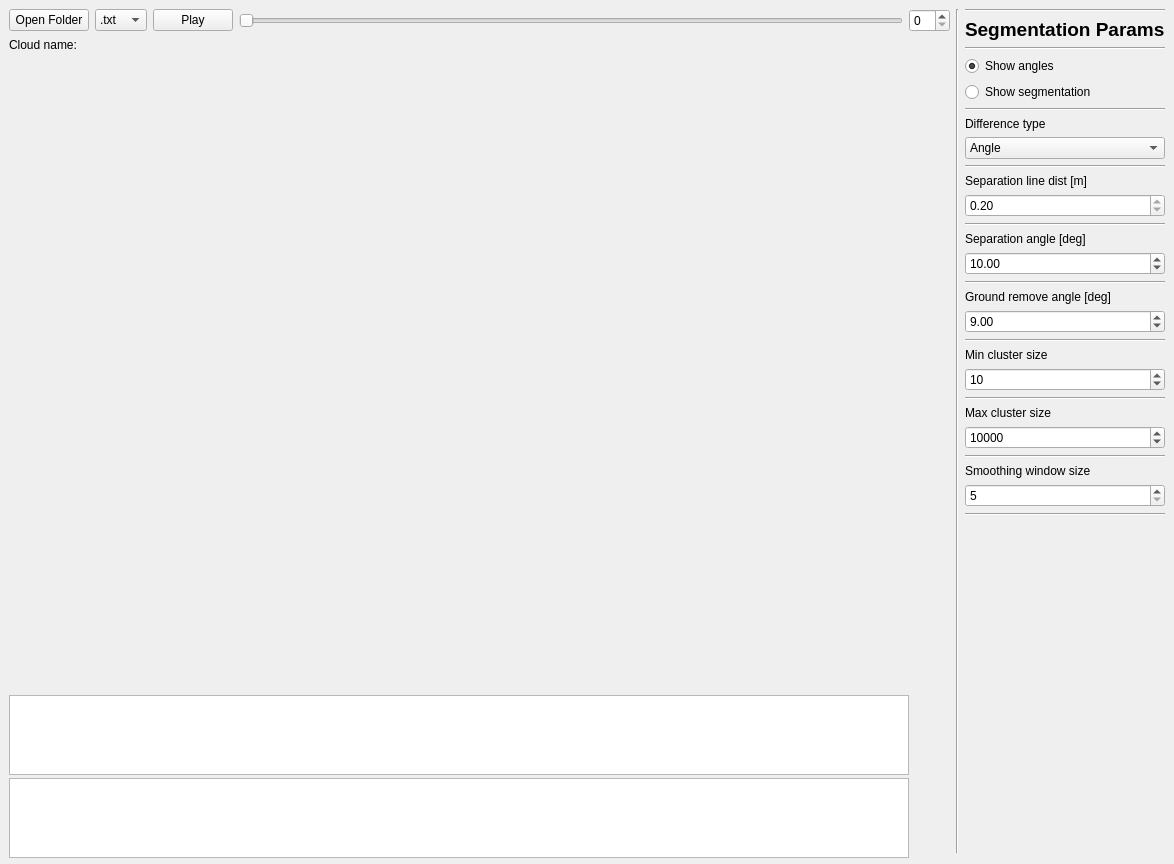
PRBonn/depth_clustering, file src/qt/widgets/ui/opengl_folder_player.ui: the form before one commit.
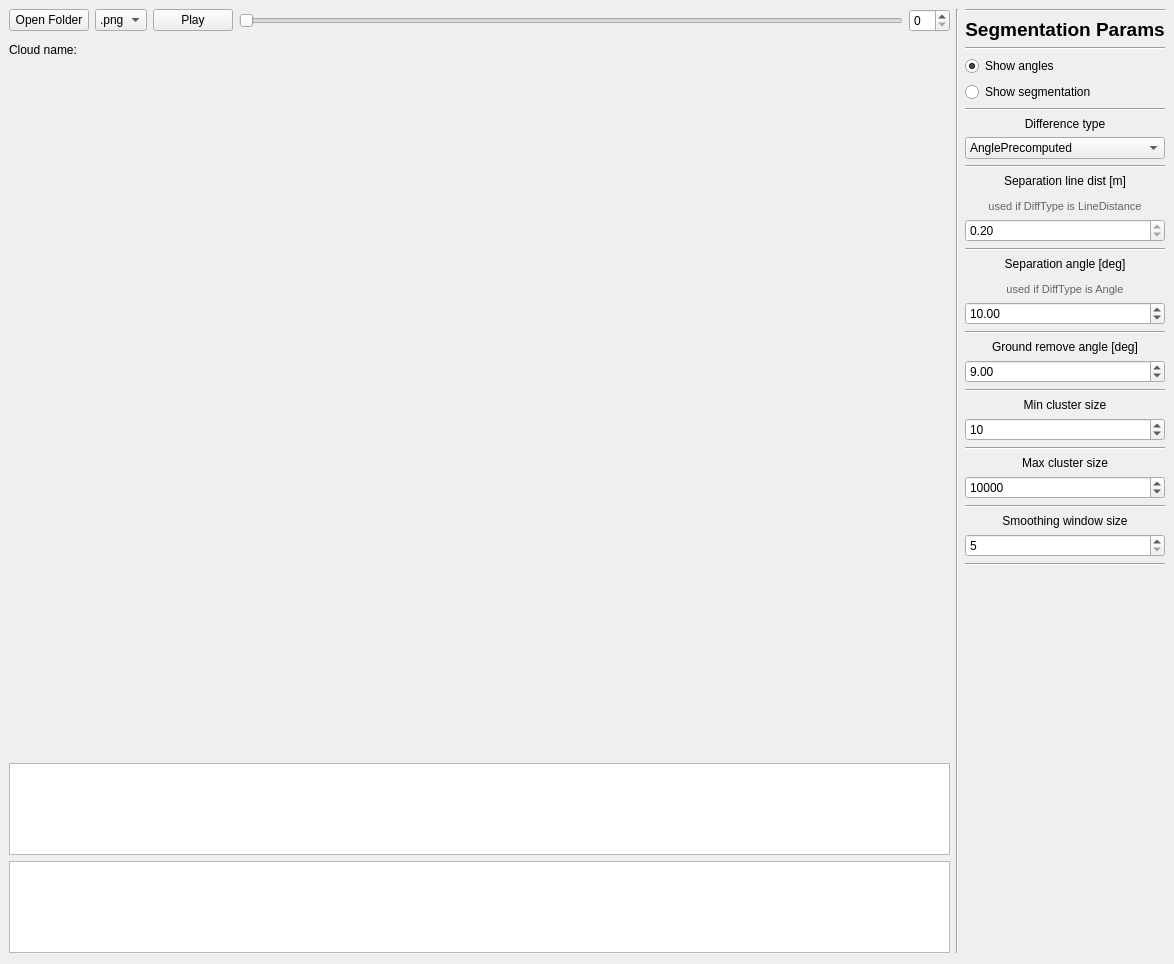
The form after the commit. Custom widgets are drawn as their Qt base class.

```diff
--- a/src/qt/widgets/ui/opengl_folder_player.ui
+++ b/src/qt/widgets/ui/opengl_folder_player.ui
@@ -7,7 +7,7 @@
     <x>0</x>
     <y>0</y>
     <width>1174</width>
-    <height>864</height>
+    <height>964</height>
    </rect>
   </property>
   <property name="sizePolicy">
@@ -40,6 +40,9 @@
      </item>
      <item>
       <widget class="QComboBox" name="cmb_extension">
+       <property name="currentIndex">
+        <number>2</number>
+       </property>
        <item>
         <property name="text">
          <string>.txt</string>
@@ -87,7 +90,7 @@
     </layout>
    </item>
    <item row="1" column="0">
-    <layout class="QVBoxLayout" name="ver_layout_vis" stretch="0,0,0,0">
+    <layout class="QVBoxLayout" name="ver_layout_vis" stretch="1,30,4,4">
      <item>
       <layout class="QHBoxLayout" name="horizontalLayout" stretch="1,4">
        <property name="sizeConstraint">
@@ -137,7 +140,7 @@
      <item>
       <widget class="QGraphicsView" name="gfx_labels">
        <property name="sizePolicy">
-        <sizepolicy hsizetype="Expanding" vsizetype="Minimum">
+        <sizepolicy hsizetype="MinimumExpanding" vsizetype="MinimumExpanding">
          <horstretch>0</horstretch>
          <verstretch>0</verstretch>
         </sizepolicy>
@@ -150,8 +153,8 @@
        </property>
        <property name="maximumSize">
         <size>
-         <width>870</width>
-         <height>64</height>
+         <width>16777215</width>
+         <height>16777215</height>
         </size>
        </property>
       </widget>
@@ -159,7 +162,7 @@
      <item>
       <widget class="QGraphicsView" name="gfx_projection_view">
        <property name="sizePolicy">
-        <sizepolicy hsizetype="Expanding" vsizetype="Minimum">
+        <sizepolicy hsizetype="MinimumExpanding" vsizetype="MinimumExpanding">
          <horstretch>0</horstretch>
          <verstretch>0</verstretch>
         </sizepolicy>
@@ -172,8 +175,8 @@
        </property>
        <property name="maximumSize">
         <size>
-         <width>880</width>
-         <height>70</height>
+         <width>16777215</width>
+         <height>16777215</height>
         </size>
        </property>
       </widget>
@@ -199,7 +202,7 @@
         </font>
        </property>
        <property name="text">
-        <string>Segmentation Params</string>
+        <string>&lt;html&gt;&lt;head/&gt;&lt;body&gt;&lt;p align=&quot;center&quot;&gt;Segmentation Params&lt;/p&gt;&lt;/body&gt;&lt;/html&gt;</string>
        </property>
        <property name="textFormat">
         <enum>Qt::AutoText</enum>
@@ -240,12 +243,15 @@
      <item>
       <widget class="QLabel" name="label_5">
        <property name="text">
-        <string>Difference type</string>
+        <string>&lt;html&gt;&lt;head/&gt;&lt;body&gt;&lt;p align=&quot;center&quot;&gt;Difference type&lt;/p&gt;&lt;/body&gt;&lt;/html&gt;</string>
        </property>
       </widget>
      </item>
      <item>
       <widget class="QComboBox" name="cmb_diff_type">
+       <property name="currentIndex">
+        <number>1</number>
+       </property>
        <item>
         <property name="text">
          <string>Angle</string>
@@ -283,7 +289,7 @@
      <item>
       <widget class="QLabel" name="label_6">
        <property name="text">
-        <string>Separation line dist [m]</string>
+        <string>&lt;html&gt;&lt;head/&gt;&lt;body&gt;&lt;p align=&quot;center&quot;&gt;Separation line dist [m]&lt;/p&gt;&lt;p align=&quot;center&quot;&gt;&lt;span style=&quot; font-size:8pt; color:#656565;&quot;&gt;used if DiffType is LineDistance&lt;/span&gt;&lt;/p&gt;&lt;/body&gt;&lt;/html&gt;</string>
        </property>
       </widget>
      </item>
@@ -313,7 +319,7 @@
      <item>
       <widget class="QLabel" name="lbl_separation_angle">
        <property name="text">
-        <string>Separation angle [deg]</string>
+        <string>&lt;html&gt;&lt;head/&gt;&lt;body&gt;&lt;p align=&quot;center&quot;&gt;Separation angle [deg]&lt;/p&gt;&lt;p align=&quot;center&quot;&gt;&lt;span style=&quot; font-size:8pt; color:#656565;&quot;&gt;used if DiffType is Angle&lt;/span&gt;&lt;/p&gt;&lt;/body&gt;&lt;/html&gt;</string>
        </property>
       </widget>
      </item>
@@ -340,7 +346,7 @@
      <item>
       <widget class="QLabel" name="lbl_ground_angle">
        <property name="text">
-        <string>Ground remove angle [deg]</string>
+        <string>&lt;html&gt;&lt;head/&gt;&lt;body&gt;&lt;p align=&quot;center&quot;&gt;Ground remove angle [deg]&lt;/p&gt;&lt;/body&gt;&lt;/html&gt;</string>
        </property>
       </widget>
      </item>
@@ -367,7 +373,7 @@
      <item>
       <widget class="QLabel" name="label">
        <property name="text">
-        <string>Min cluster size</string>
+        <string>&lt;html&gt;&lt;head/&gt;&lt;body&gt;&lt;p align=&quot;center&quot;&gt;Min cluster size&lt;/p&gt;&lt;/body&gt;&lt;/html&gt;</string>
        </property>
       </widget>
      </item>
@@ -391,7 +397,7 @@
      <item>
       <widget class="QLabel" name="label_2">
        <property name="text">
-        <string>Max cluster size</string>
+        <string>&lt;html&gt;&lt;head/&gt;&lt;body&gt;&lt;p align=&quot;center&quot;&gt;Max cluster size&lt;/p&gt;&lt;/body&gt;&lt;/html&gt;</string>
        </property>
       </widget>
      </item>
@@ -415,7 +421,7 @@
      <item>
       <widget class="QLabel" name="label_3">
        <property name="text">
-        <string>Smoothing window size</string>
+        <string>&lt;html&gt;&lt;head/&gt;&lt;body&gt;&lt;p align=&quot;center&quot;&gt;Smoothing window size&lt;/p&gt;&lt;/body&gt;&lt;/html&gt;</string>
        </property>
       </widget>
      </item>
```
Left out of the diff: 6 changed lines with no effect on the pictures.
